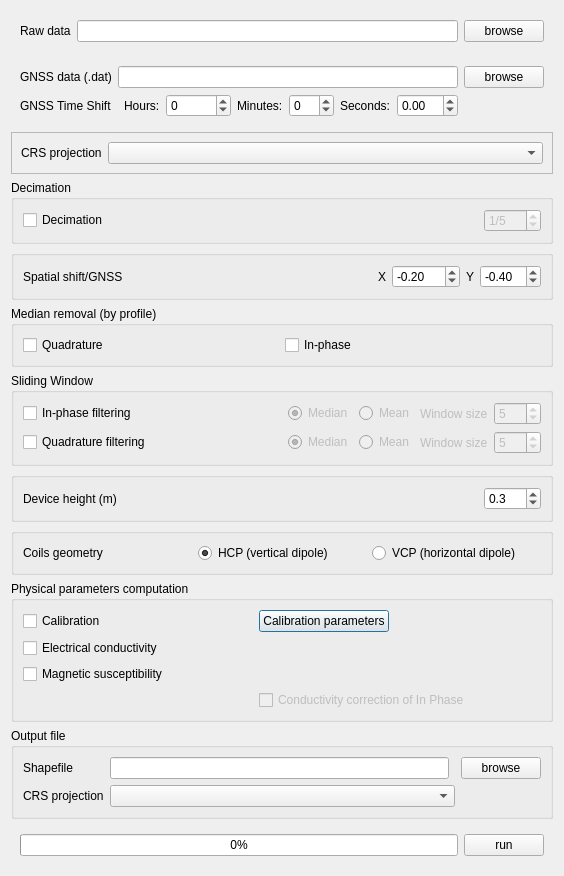
Qt form ui/ui_MultiFreqDialog.ui (narimanInrap/AGT) before a commit.
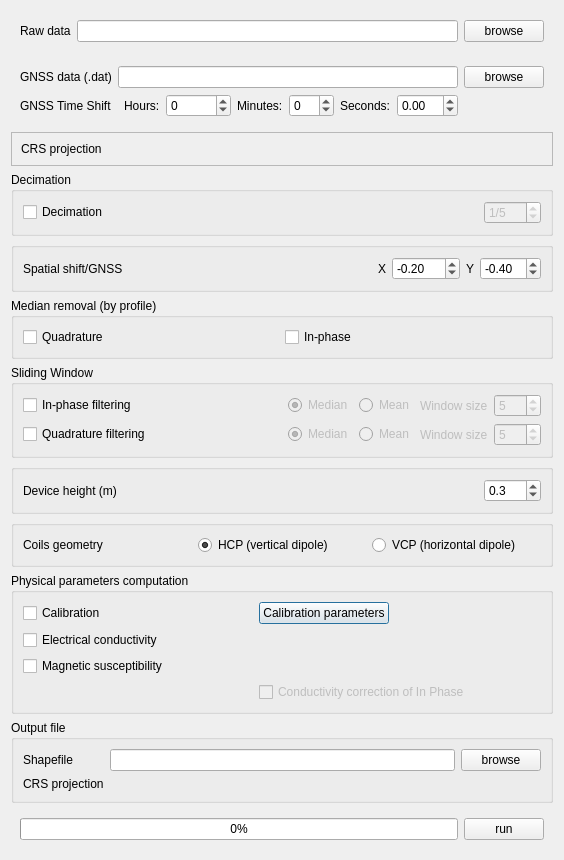
The same form after that commit. Custom widgets are drawn as their Qt base class.

Patch:
```diff
--- a/ui/ui_MultiFreqDialog.ui
+++ b/ui/ui_MultiFreqDialog.ui
@@ -6,7 +6,7 @@
    <rect>
     <x>0</x>
     <y>0</y>
-    <width>508</width>
+    <width>515</width>
     <height>788</height>
    </rect>
   </property>
@@ -224,47 +224,6 @@
      </layout>
     </widget>
    </item>
-   <item row="2" column="0">
-    <widget class="QFrame" name="frame">
-     <property name="frameShape">
-      <enum>QFrame::StyledPanel</enum>
-     </property>
-     <property name="frameShadow">
-      <enum>QFrame::Raised</enum>
-     </property>
-     <layout class="QGridLayout" name="gridLayout_4">
-      <item row="2" column="0">
-       <widget class="QLabel" name="label_georefscr_2">
-        <property name="text">
-         <string>CRS projection</string>
-        </property>
-       </widget>
-      </item>
-      <item row="2" column="1">
-       <widget class="QComboBox" name="comboCRSImport">
-        <property name="enabled">
-         <bool>true</bool>
-        </property>
-        <property name="sizePolicy">
-         <sizepolicy hsizetype="Expanding" vsizetype="Fixed">
-          <horstretch>0</horstretch>
-          <verstretch>0</verstretch>
-         </sizepolicy>
-        </property>
-        <property name="maximumSize">
-         <size>
-          <width>16777215</width>
-          <height>16777215</height>
-         </size>
-        </property>
-        <property name="locale">
-         <locale language="English" country="UnitedStates"/>
-        </property>
-       </widget>
-      </item>
-     </layout>
-    </widget>
-   </item>
    <item row="0" column="0">
     <widget class="QWidget" name="widget_2" native="true">
      <layout class="QGridLayout" name="gridLayout_2">
@@ -735,7 +694,7 @@
       <string>Output file</string>
      </property>
      <layout class="QGridLayout" name="gridLayout_12">
-      <item row="0" column="3">
+      <item row="0" column="2">
        <widget class="QPushButton" name="ButtonBrowseShape">
         <property name="locale">
          <locale language="English" country="UnitedStates"/>
@@ -767,32 +726,42 @@
        </widget>
       </item>
       <item row="2" column="1" colspan="2">
-       <widget class="QComboBox" name="comboCRS">
-        <property name="enabled">
-         <bool>true</bool>
-        </property>
-        <property name="sizePolicy">
-         <sizepolicy hsizetype="Expanding" vsizetype="Fixed">
-          <horstretch>0</horstretch>
-          <verstretch>0</verstretch>
-         </sizepolicy>
-        </property>
-        <property name="maximumSize">
-         <size>
-          <width>16777215</width>
-          <height>16777215</height>
-         </size>
-        </property>
-        <property name="locale">
-         <locale language="English" country="UnitedStates"/>
+       <widget class="QgsProjectionSelectionWidget" name="qgsProjectionSelectionExport"/>
+      </item>
+     </layout>
+    </widget>
+   </item>
+   <item row="2" column="0">
+    <widget class="QFrame" name="frame">
+     <property name="frameShape">
+      <enum>QFrame::StyledPanel</enum>
+     </property>
+     <property name="frameShadow">
+      <enum>QFrame::Raised</enum>
+     </property>
+     <layout class="QFormLayout" name="formLayout">
+      <item row="0" column="0">
+       <widget class="QLabel" name="label_georefscr_2">
+        <property name="text">
+         <string>CRS projection</string>
         </property>
        </widget>
       </item>
+      <item row="0" column="1">
+       <widget class="QgsProjectionSelectionWidget" name="qgsProjectionSelectionImport"/>
+      </item>
      </layout>
     </widget>
    </item>
   </layout>
  </widget>
+ <customwidgets>
+  <customwidget>
+   <class>QgsProjectionSelectionWidget</class>
+   <extends>QWidget</extends>
+   <header>qgsprojectionselectionwidget.h</header>
+  </customwidget>
+ </customwidgets>
  <resources/>
  <connections>
   <connection>
```
Left out of the diff: 40 changed lines with no effect on the pictures.
